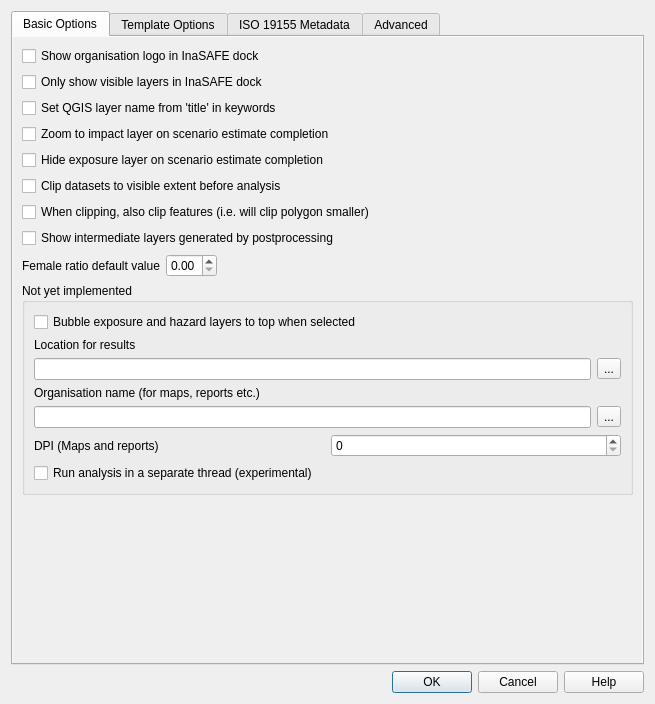
Qt form safe/gui/ui/options_dialog_base.ui (inasafe/inasafe) before a commit.
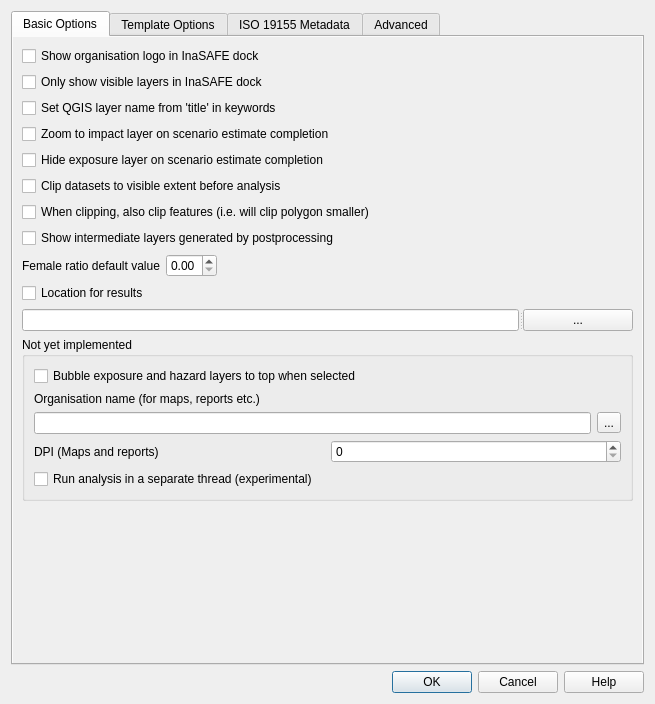
The same form after that commit. Icons and pictures are not drawn.

Commit message: fix #1648 allow the user to save results to their own designated directory

What changed in the file:
```diff
--- a/safe/gui/ui/options_dialog_base.ui
+++ b/safe/gui/ui/options_dialog_base.ui
@@ -51,124 +51,22 @@
             <height>634</height>
            </rect>
           </property>
-          <layout class="QGridLayout" name="gridLayout">
-           <item row="9" column="0">
-            <widget class="QGroupBox" name="grpNotImplemented">
-             <property name="title">
-              <string>Not yet implemented</string>
+          <layout class="QVBoxLayout" name="verticalLayout_4">
+           <item>
+            <widget class="QCheckBox" name="organisation_on_dock_checkbox">
+             <property name="text">
+              <string>Show organisation logo in InaSAFE dock</string>
              </property>
-             <layout class="QGridLayout" name="gridLayout_3">
-              <item row="8" column="0">
-               <layout class="QHBoxLayout" name="horizontalLayout_4">
-                <item>
-                 <widget class="QLineEdit" name="lineEdit_4">
-                  <property name="enabled">
-                   <bool>true</bool>
-                  </property>
-                 </widget>
-                </item>
-                <item>
-                 <widget class="QToolButton" name="toolButton_4">
-                  <property name="enabled">
-                   <bool>true</bool>
-                  </property>
-                  <property name="text">
-                   <string>...</string>
-                  </property>
-                 </widget>
-                </item>
-               </layout>
-              </item>
-              <item row="7" column="0">
-               <widget class="QLabel" name="label_4">
-                <property name="enabled">
-                 <bool>true</bool>
-                </property>
-                <property name="text">
-                 <string>Organisation name (for maps, reports etc.)</string>
-                </property>
-               </widget>
-              </item>
-              <item row="0" column="0">
-               <widget class="QCheckBox" name="cbxBubbleLayersUp">
-                <property name="enabled">
-                 <bool>true</bool>
-                </property>
-                <property name="text">
-                 <string>Bubble exposure and hazard layers to top when selected</string>
-                </property>
-               </widget>
-              </item>
-              <item row="9" column="0">
-               <layout class="QHBoxLayout" name="horizontalLayout_5">
-                <item>
-                 <widget class="QLabel" name="label_5">
-                  <property name="enabled">
-                   <bool>true</bool>
-                  </property>
-                  <property name="text">
-                   <string>DPI (Maps and reports)</string>
-                  </property>
-                 </widget>
-                </item>
-                <item>
-                 <widget class="QSpinBox" name="spinBox">
-                  <property name="enabled">
-                   <bool>true</bool>
-                  </property>
-                 </widget>
-                </item>
-               </layout>
-              </item>
-              <item row="2" column="0">
-               <layout class="QHBoxLayout" name="horizontalLayout_2">
-                <item>
-                 <widget class="QLineEdit" name="lineEdit">
-                  <property name="enabled">
-                   <bool>true</bool>
-                  </property>
-                 </widget>
-                </item>
-                <item>
-                 <widget class="QToolButton" name="toolButton">
-                  <property name="enabled">
-                   <bool>true</bool>
-                  </property>
-                  <property name="text">
-                   <string>...</string>
-                  </property>
-                 </widget>
-                </item>
-               </layout>
-              </item>
-              <item row="1" column="0">
-               <widget class="QLabel" name="label">
-                <property name="enabled">
-                 <bool>true</bool>
-                </property>
-                <property name="text">
-                 <string>Location for results</string>
-                </property>
-               </widget>
-              </item>
-              <item row="10" column="0">
-               <widget class="QCheckBox" name="cbxUseThread">
-                <property name="text">
-                 <string>Run analysis in a separate thread (experimental)</string>
-                </property>
-               </widget>
-              </item>
-             </layout>
             </widget>
            </item>
-           <item row="1" column="0">
+           <item>
             <widget class="QCheckBox" name="cbxVisibleLayersOnly">
              <property name="text">
               <string>Only show visible layers in InaSAFE dock</string>
              </property>
             </widget>
            </item>
-           <item row="2" column="0">
+           <item>
             <widget class="QCheckBox" name="cbxSetLayerNameFromTitle">
              <property name="enabled">
               <bool>true</bool>
@@ -178,7 +76,7 @@
              </property>
             </widget>
            </item>
-           <item row="3" column="0">
+           <item>
             <widget class="QCheckBox" name="cbxZoomToImpact">
              <property name="enabled">
               <bool>true</bool>
@@ -188,7 +86,7 @@
              </property>
             </widget>
            </item>
-           <item row="4" column="0">
+           <item>
             <widget class="QCheckBox" name="cbxHideExposure">
              <property name="enabled">
               <bool>true</bool>
@@ -198,7 +96,7 @@
              </property>
             </widget>
            </item>
-           <item row="5" column="0">
+           <item>
             <widget class="QCheckBox" name="cbxClipToViewport">
              <property name="toolTip">
               <string>Turn on to clip hazard and exposure layers to the currently  visible extent on the map canvas</string>
@@ -211,14 +109,14 @@
              </property>
             </widget>
            </item>
-           <item row="6" column="0">
+           <item>
             <widget class="QCheckBox" name="cbxClipHard">
              <property name="text">
               <string>When clipping, also clip features (i.e. will clip polygon smaller)</string>
              </property>
             </widget>
            </item>
-           <item row="7" column="0">
+           <item>
             <widget class="QCheckBox" name="cbxShowPostprocessingLayers">
              <property name="toolTip">
               <string>Turn on to see the intermediate files generated by the postprocessing steps in the map canvas</string>
@@ -228,7 +126,7 @@
              </property>
             </widget>
            </item>
-           <item row="8" column="0">
+           <item>
             <layout class="QHBoxLayout" name="horizontalLayout">
              <item>
               <widget class="QLabel" name="label_6">
@@ -265,7 +163,116 @@
              </item>
             </layout>
            </item>
-           <item row="10" column="0">
+           <item>
+            <widget class="QCheckBox" name="custom_UseUserDirectory_checkbox">
+             <property name="text">
+              <string>Location for results</string>
+             </property>
+            </widget>
+           </item>
+           <item>
+            <layout class="QHBoxLayout" name="horizontalLayout_2">
+             <item>
+              <widget class="QSplitter" name="splitter_user_directory">
+               <property name="orientation">
+                <enum>Qt::Horizontal</enum>
+               </property>
+               <widget class="QLineEdit" name="leUserDirectoryPath">
+                <property name="enabled">
+                 <bool>true</bool>
+                </property>
+               </widget>
+               <widget class="QToolButton" name="toolUserDirectoryPath">
+                <property name="enabled">
+                 <bool>true</bool>
+                </property>
+                <property name="text">
+                 <string>...</string>
+                </property>
+               </widget>
+              </widget>
+             </item>
+            </layout>
+           </item>
+           <item>
+            <widget class="QGroupBox" name="grpNotImplemented">
+             <property name="title">
+              <string>Not yet implemented</string>
+             </property>
+             <layout class="QGridLayout" name="gridLayout_3">
+              <item row="8" column="0">
+               <layout class="QHBoxLayout" name="horizontalLayout_4">
+                <item>
+                 <widget class="QLineEdit" name="lineEdit_4">
+                  <property name="enabled">
+                   <bool>true</bool>
+                  </property>
+                 </widget>
+                </item>
+                <item>
+                 <widget class="QToolButton" name="toolButton_4">
+                  <property name="enabled">
+                   <bool>true</bool>
+                  </property>
+                  <property name="text">
+                   <string>...</string>
+                  </property>
+                 </widget>
+                </item>
+               </layout>
+              </item>
+              <item row="7" column="0">
+               <widget class="QLabel" name="label_4">
+                <property name="enabled">
+                 <bool>true</bool>
+                </property>
+                <property name="text">
+                 <string>Organisation name (for maps, reports etc.)</string>
+                </property>
+               </widget>
+              </item>
+              <item row="0" column="0">
+               <widget class="QCheckBox" name="cbxBubbleLayersUp">
+                <property name="enabled">
+                 <bool>true</bool>
+                </property>
+                <property name="text">
+                 <string>Bubble exposure and hazard layers to top when selected</string>
+                </property>
+               </widget>
+              </item>
+              <item row="9" column="0">
+               <layout class="QHBoxLayout" name="horizontalLayout_5">
+                <item>
+                 <widget class="QLabel" name="label_5">
+                  <property name="enabled">
+                   <bool>true</bool>
+                  </property>
+                  <property name="text">
+                   <string>DPI (Maps and reports)</string>
+                  </property>
+                 </widget>
+                </item>
+                <item>
+                 <widget class="QSpinBox" name="spinBox">
+                  <property name="enabled">
+                   <bool>true</bool>
+                  </property>
+                 </widget>
+                </item>
+               </layout>
+              </item>
+              <item row="10" column="0">
+               <widget class="QCheckBox" name="cbxUseThread">
+                <property name="text">
+                 <string>Run analysis in a separate thread (experimental)</string>
+                </property>
+               </widget>
+              </item>
+             </layout>
+            </widget>
+           </item>
+           <item>
             <spacer name="verticalSpacer">
              <property name="orientation">
               <enum>Qt::Vertical</enum>
@@ -278,13 +285,6 @@
              </property>
             </spacer>
            </item>
-           <item row="0" column="0">
-            <widget class="QCheckBox" name="organisation_on_dock_checkbox">
-             <property name="text">
-              <string>Show organisation logo in InaSAFE dock</string>
-             </property>
-            </widget>
-           </item>
           </layout>
          </widget>
         </widget>
```
Left out of the diff: 19 changed lines with no effect on the pictures. The commit also changes 3 other files.
